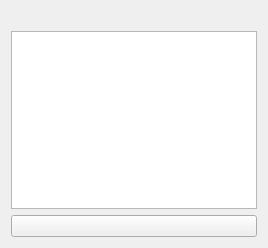
First picture: the form in src/roomview.ui, repository Ralith/nachat, before the edit.
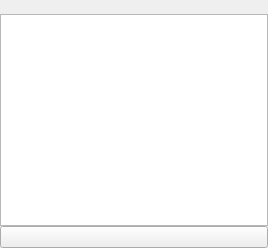
Second picture: the form after the edit. Icons and pictures are not drawn.

Commit message: Compact layouts

What changed in the file:
```diff
--- a/src/roomview.ui
+++ b/src/roomview.ui
@@ -11,6 +11,21 @@
    </rect>
   </property>
   <layout class="QVBoxLayout" name="verticalLayout">
+   <property name="spacing">
+    <number>0</number>
+   </property>
+   <property name="leftMargin">
+    <number>0</number>
+   </property>
+   <property name="topMargin">
+    <number>0</number>
+   </property>
+   <property name="rightMargin">
+    <number>0</number>
+   </property>
+   <property name="bottomMargin">
+    <number>0</number>
+   </property>
    <item>
     <widget class="QLabel" name="topic">
      <property name="sizePolicy">
```
The commit also changes 7 other files.
